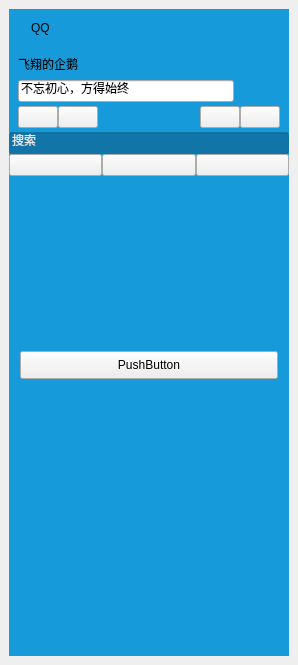
Above: src/ui/mainform.ui from MrZhouYang/QQ before the change. Below: the same form after it.
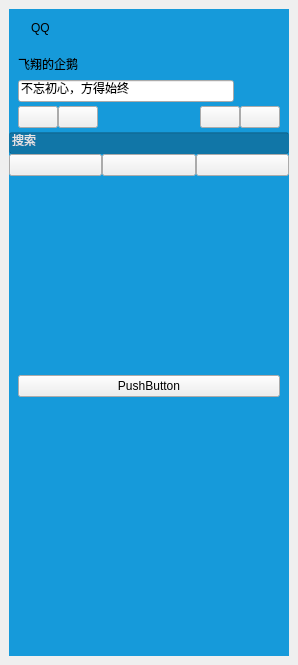
That is the form after the change. The open tabs and pages were chosen to show the change. Icons and pictures are not drawn.

Diff of the .ui file:
```diff
--- a/src/ui/mainform.ui
+++ b/src/ui/mainform.ui
@@ -99,24 +99,15 @@
 
 </string>
   </property>
-  <layout class="QVBoxLayout" name="verticalLayout">
-   <property name="spacing">
-    <number>0</number>
-   </property>
-   <property name="leftMargin">
-    <number>6</number>
-   </property>
-   <property name="topMargin">
-    <number>6</number>
-   </property>
-   <property name="rightMargin">
-    <number>6</number>
-   </property>
-   <property name="bottomMargin">
-    <number>6</number>
-   </property>
-   <item>
     <widget class="QWidget" name="main_widget" native="true">
+   <property name="geometry">
+    <rect>
+     <x>6</x>
+     <y>6</y>
+     <width>286</width>
+     <height>653</height>
+    </rect>
+   </property>
      <property name="styleSheet">
       <string notr="true">*{
 	font: 9pt &quot;微软雅黑&quot;;
@@ -849,19 +840,15 @@
               </property>
               <widget class="QWidget" name="page_4"/>
               <widget class="QWidget" name="page_5">
+             <layout class="QVBoxLayout" name="verticalLayout_9">
+              <item>
                <widget class="QPushButton" name="pushButton_9">
-                <property name="geometry">
-                 <rect>
-                  <x>11</x>
-                  <y>175</y>
-                  <width>258</width>
-                  <height>28</height>
-                 </rect>
-                </property>
                 <property name="text">
                  <string>PushButton</string>
                 </property>
                </widget>
+              </item>
+             </layout>
               </widget>
               <widget class="QWidget" name="page_6">
                <widget class="QPushButton" name="pushButton_10">
@@ -904,8 +891,6 @@
       </item>
      </layout>
     </widget>
-   </item>
-  </layout>
  </widget>
  <resources>
   <include location="../../rs/rs.qrc"/>
```
Lines whose indentation alone changed are shown as unchanged.
